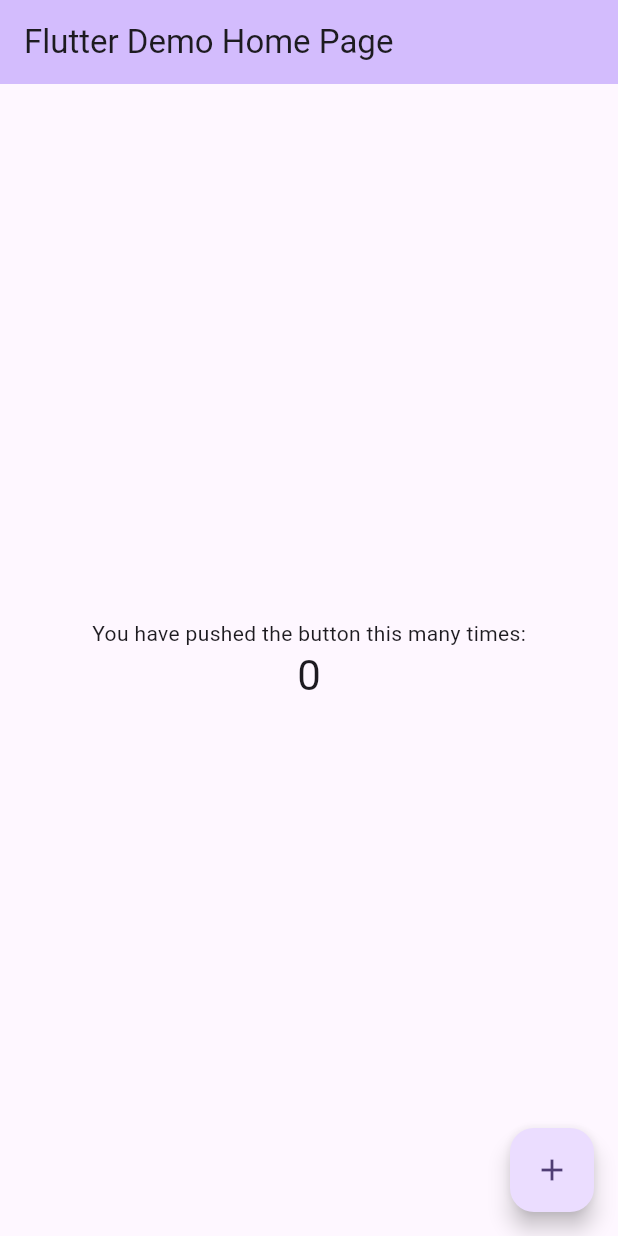
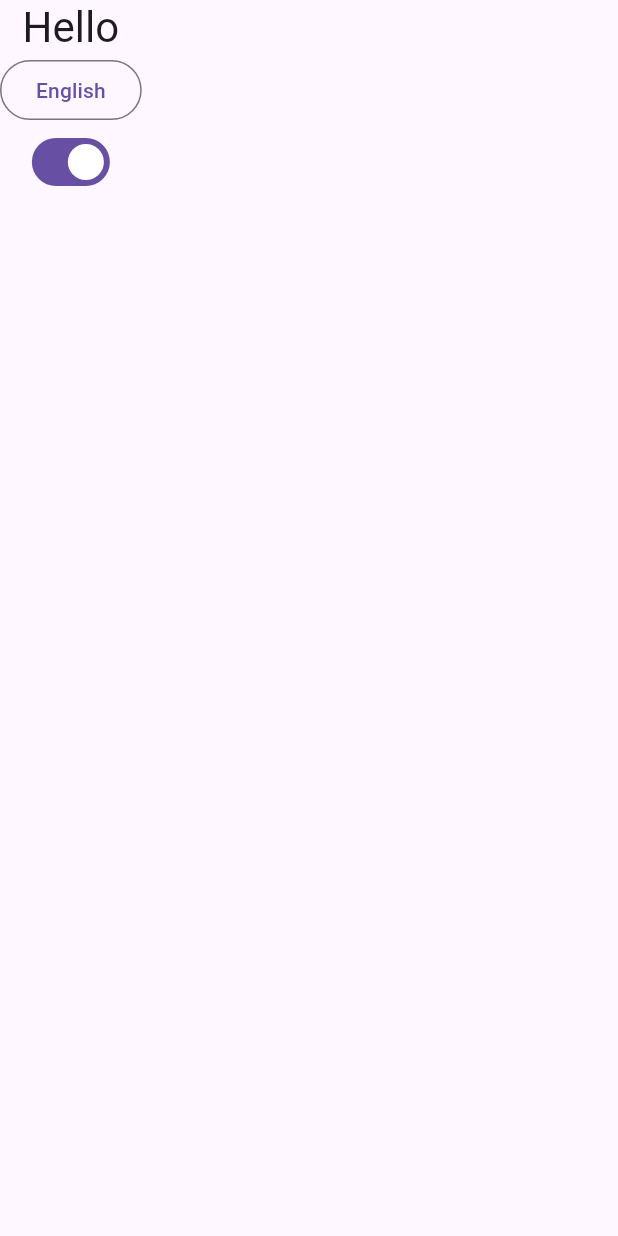
Before and after one commit to mehdinathani/flutter-getx-localization-demo, a Flutter app: the screen it shows after launch, on a phone screen of 412 x 824 dp. Run offline on Flutter 3.47's test engine with Material 3 defaults, Android fonts, the light colour scheme and no system bars; our stand-ins replace get.

Commit message:
update basic localization and dark theme

```diff
--- /dev/null
+++ b/lib/home_view.dart
@@ -0,0 +1,48 @@
+import 'package:flutter/material.dart';
+import 'package:get/get.dart';
+
+class HomeView extends StatefulWidget {
+  const HomeView({super.key});
+
+  @override
+  State<HomeView> createState() => _HomeViewState();
+}
+
+class _HomeViewState extends State<HomeView> {
+  bool isEnglish = false;
+  bool isLightTheme = true;
+  @override
+  Widget build(BuildContext context) {
+    return Scaffold(
+      body: Column(
+        mainAxisAlignment: MainAxisAlignment.start,
+        children: [
+          Text(
+            'greeting'.tr,
+            style: Theme.of(context).textTheme.headlineMedium,
+          ),
+          OutlinedButton(
+            onPressed: () {
+              isEnglish = !isEnglish;
+              Get.updateLocale(isEnglish
+                  ? const Locale('ur', 'PK')
+                  : const Locale('en', 'US'));
+            },
+            child: Text(isEnglish ? 'Urdu' : "English"),
+          ),
+          Switch(
+            value: isLightTheme,
+            onChanged: (value) {
+              setState(() {
+                isLightTheme = value;
+                Get.changeTheme(
+                  value ? ThemeData.light() : ThemeData.dark(),
+                );
+              });
+            },
+          ),
+        ],
+      ),
+    );
+  }
+}
--- /dev/null
+++ b/lib/languages.dart
@@ -0,0 +1,16 @@
+import 'package:get/get.dart';
+
+class Launguages extends Translations {
+  @override
+  Map<String, Map<String, String>> get keys => {
+        'ur_PK': {
+          'greeting': 'سلام',
+        },
+        'ja_JP': {
+          'greeting': 'こんにちは',
+        },
+        'en_US': {
+          'greeting': 'Hello',
+        },
+      };
+}
--- a/lib/main.dart
+++ b/lib/main.dart
@@ -1,4 +1,7 @@
 import 'package:flutter/material.dart';
+import 'package:get/get.dart';
+import 'package:getxlocalizationdemo/home_view.dart';
+import 'package:getxlocalizationdemo/languages.dart';
 
 void main() {
   runApp(const MyApp());
@@ -7,119 +10,15 @@
 class MyApp extends StatelessWidget {
   const MyApp({super.key});
 
-  // This widget is the root of your application.
   @override
   Widget build(BuildContext context) {
-    return MaterialApp(
-      title: 'Flutter Demo',
-      theme: ThemeData(
-        // This is the theme of your application.
-        //
-        // TRY THIS: Try running your application with "flutter run". You'll see
-        // the application has a purple toolbar. Then, without quitting the app,
-        // try changing the seedColor in the colorScheme below to Colors.green
-        // and then invoke "hot reload" (save your changes or press the "hot
-        // reload" button in a Flutter-supported IDE, or press "r" if you used
-        // the command line to start the app).
-        //
-        // Notice that the counter didn't reset back to zero; the application
-        // state is not lost during the reload. To reset the state, use hot
-        // restart instead.
-        //
-        // This works for code too, not just values: Most code changes can be
-        // tested with just a hot reload.
-        colorScheme: ColorScheme.fromSeed(seedColor: Colors.deepPurple),
-        useMaterial3: true,
-      ),
-      home: const MyHomePage(title: 'Flutter Demo Home Page'),
+    return GetMaterialApp(
+      translations: Launguages(),
+      locale: Get.deviceLocale,
+      fallbackLocale: const Locale('en', "US"),
+      title: 'Getx Localization Demo',
+      theme: ThemeData(primarySwatch: Colors.blue),
+      home: const HomeView(),
     );
   }
 }
-
-class MyHomePage extends StatefulWidget {
-  const MyHomePage({super.key, required this.title});
-
-  // This widget is the home page of your application. It is stateful, meaning
-  // that it has a State object (defined below) that contains fields that affect
-  // how it looks.
-
-  // This class is the configuration for the state. It holds the values (in this
-  // case the title) provided by the parent (in this case the App widget) and
-  // used by the build method of the State. Fields in a Widget subclass are
-  // always marked "final".
-
-  final String title;
-
-  @override
-  State<MyHomePage> createState() => _MyHomePageState();
-}
-
-class _MyHomePageState extends State<MyHomePage> {
-  int _counter = 0;
-
-  void _incrementCounter() {
-    setState(() {
-      // This call to setState tells the Flutter framework that something has
-      // changed in this State, which causes it to rerun the build method below
-      // so that the display can reflect the updated values. If we changed
-      // _counter without calling setState(), then the build method would not be
-      // called again, and so nothing would appear to happen.
-      _counter++;
-    });
-  }
-
-  @override
-  Widget build(BuildContext context) {
-    // This method is rerun every time setState is called, for instance as done
-    // by the _incrementCounter method above.
-    //
-    // The Flutter framework has been optimized to make rerunning build methods
-    // fast, so that you can just rebuild anything that needs updating rather
-    // than having to individually change instances of widgets.
-    return Scaffold(
-      appBar: AppBar(
-        // TRY THIS: Try changing the color here to a specific color (to
-        // Colors.amber, perhaps?) and trigger a hot reload to see the AppBar
-        // change color while the other colors stay the same.
-        backgroundColor: Theme.of(context).colorScheme.inversePrimary,
-        // Here we take the value from the MyHomePage object that was created by
-        // the App.build method, and use it to set our appbar title.
-        title: Text(widget.title),
-      ),
-      body: Center(
-        // Center is a layout widget. It takes a single child and positions it
-        // in the middle of the parent.
-        child: Column(
-          // Column is also a layout widget. It takes a list of children and
-          // arranges them vertically. By default, it sizes itself to fit its
-          // children horizontally, and tries to be as tall as its parent.
-          //
-          // Column has various properties to control how it sizes itself and
-          // how it positions its children. Here we use mainAxisAlignment to
-          // center the children vertically; the main axis here is the vertical
-          // axis because Columns are vertical (the cross axis would be
-          // horizontal).
-          //
-          // TRY THIS: Invoke "debug painting" (choose the "Toggle Debug Paint"
-          // action in the IDE, or press "p" in the console), to see the
-          // wireframe for each widget.
-          mainAxisAlignment: MainAxisAlignment.center,
-          children: <Widget>[
-            const Text(
-              'You have pushed the button this many times:',
-            ),
-            Text(
-              '$_counter',
-              style: Theme.of(context).textTheme.headlineMedium,
-            ),
-          ],
-        ),
-      ),
-      floatingActionButton: FloatingActionButton(
-        onPressed: _incrementCounter,
-        tooltip: 'Increment',
-        child: const Icon(Icons.add),
-      ), // This trailing comma makes auto-formatting nicer for build methods.
-    );
-  }
-}
--- a/pubspec.yaml
+++ b/pubspec.yaml
@@ -35,6 +35,7 @@ dependencies:
   # The following adds the Cupertino Icons font to your application.
   # Use with the CupertinoIcons class for iOS style icons.
   cupertino_icons: ^1.0.2
+  get: ^4.6.6
 
 dev_dependencies:
   flutter_test:
```
Also changed, not shown: pubspec.lock.
